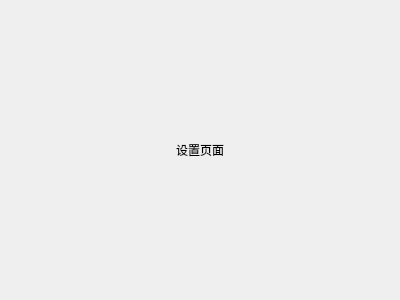
Old version of the form src/service_manage.ui in the repository Kingtous/service-monitor-dtk.
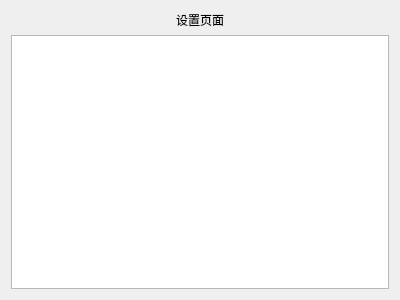
New version of the form.

```diff
--- a/src/service_manage.ui
+++ b/src/service_manage.ui
@@ -23,6 +23,9 @@
        </property>
       </widget>
      </item>
+     <item>
+      <widget class="QTreeView" name="treeView"/>
+     </item>
     </layout>
    </item>
   </layout>
```
